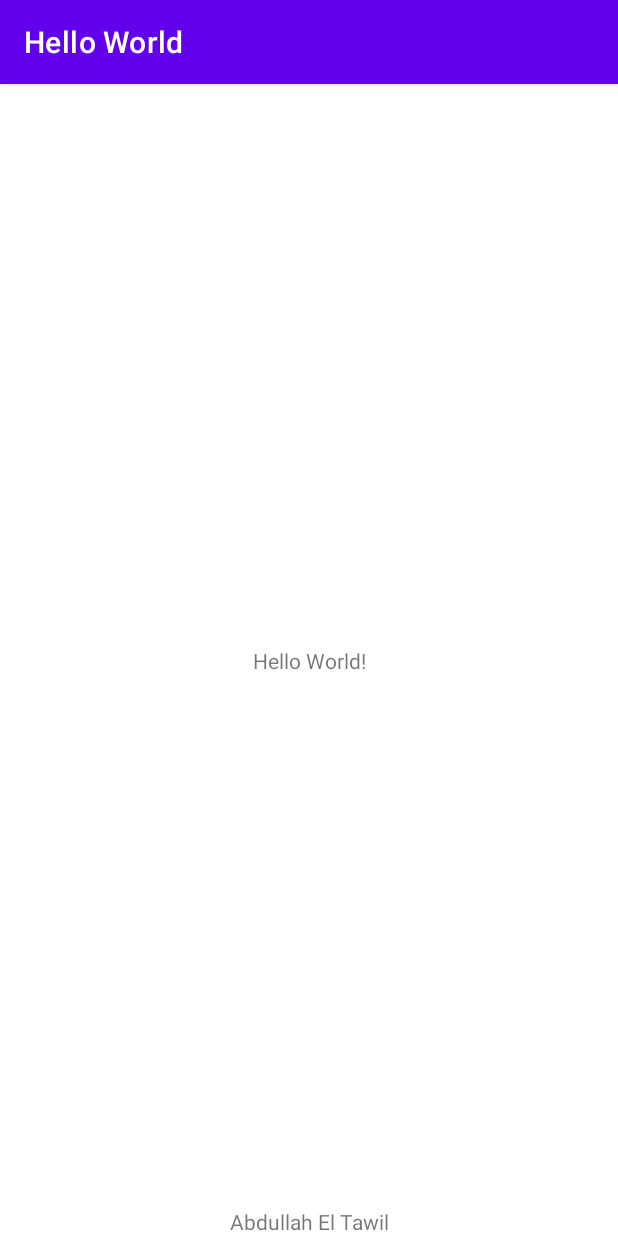
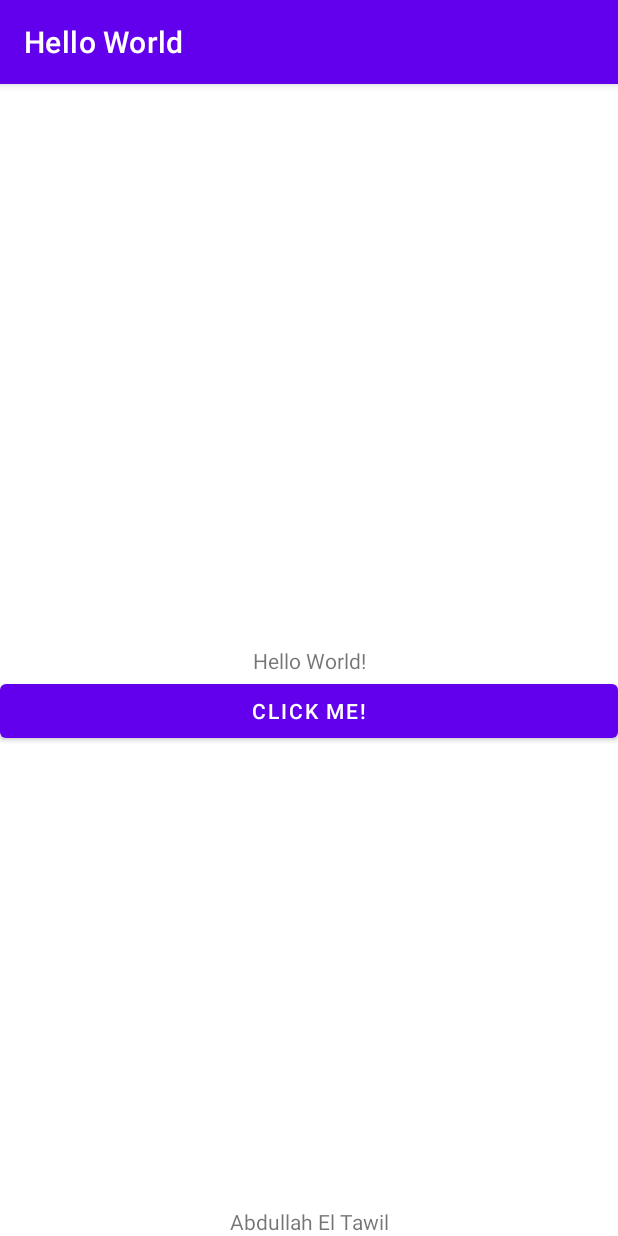
Before and after one commit to abdullah-eltawil/HelloWorld, an Android app: the screen it shows after launch (MainActivity), on a phone screen of 412 x 824 dp. Run offline under Robolectric (Android 15) with nearby library versions, the phone set to English and light mode, and no system bars.

Commit message:
Button Added -- no functionality

```diff
--- a/app/src/main/res/layout/activity_main.xml
+++ b/app/src/main/res/layout/activity_main.xml
@@ -7,6 +7,7 @@
     tools:context=".MainActivity">
 
     <TextView
+        android:id="@+id/txt_HelloWorld"
         android:layout_width="wrap_content"
         android:layout_height="wrap_content"
         android:text="Hello World!"
@@ -24,4 +25,11 @@
         android:textAlignment="center"
         />
 
+    <Button
+        android:layout_width="match_parent"
+        android:layout_height="wrap_content"
+        android:text="Click Me!"
+        app:layout_constraintTop_toBottomOf="@id/txt_HelloWorld"
+        />
+
 </androidx.constraintlayout.widget.ConstraintLayout>
```
